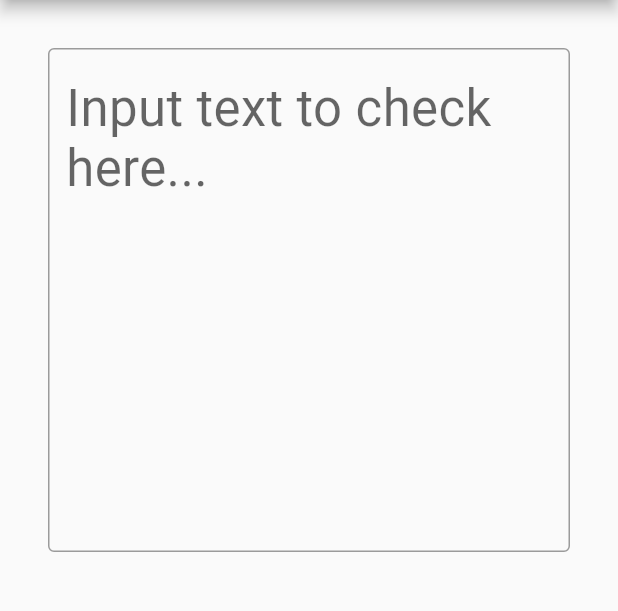
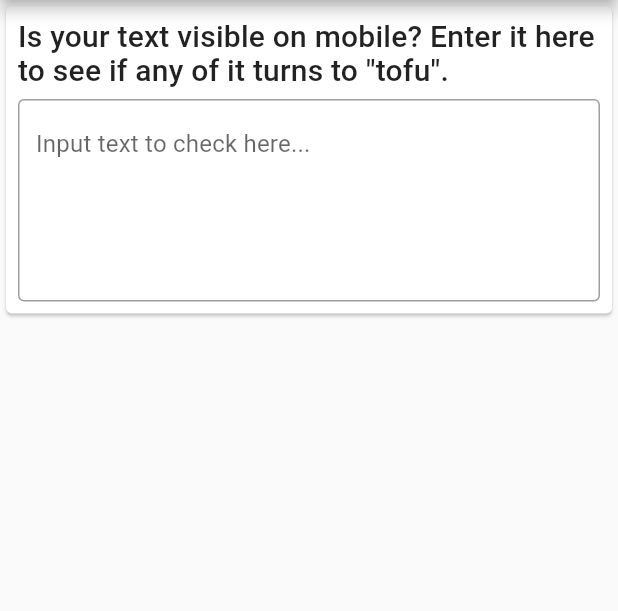
Before and after one commit to amake/isittofu, a Flutter app: the screen it shows after launch, on a phone screen of 412 x 824 dp, the part 84-695 px from its top. Run offline on Flutter 3.47's test engine with Material 2 defaults, Android fonts, the phone set to English and light mode, and no system bars; missing offline and left inert: bloom_filter.

Commit message:
Move to card-based design

```diff
--- a/lib/text_analysis_page.dart
+++ b/lib/text_analysis_page.dart
@@ -40,43 +40,90 @@ class _TextAnalysisPageState extends State<TextAnalysisPage> {
       body: Center(
         child: Container(
           constraints: const BoxConstraints(maxWidth: 800),
-          padding: const EdgeInsets.all(32),
+          child: ListView(
+            children: <Widget>[
+              Card(
+                child: Padding(
+                  padding: const EdgeInsets.all(8),
                   child: Column(
-            mainAxisAlignment: MainAxisAlignment.center,
+                    crossAxisAlignment: CrossAxisAlignment.start,
                     children: <Widget>[
-              Expanded(
-                child: TextField(
+                      Text(
+                        'Is your text visible on mobile? Enter it here to see if any of it turns to "tofu".',
+                        style: Theme.of(context).textTheme.title,
+                      ),
+                      const SizedBox(height: 8),
+                      TextField(
                         decoration: const InputDecoration(
                           border: OutlineInputBorder(),
                           hintText: 'Input text to check here...',
                         ),
-                  maxLines: 50,
-                  minLines: 20,
+                        maxLines: 10,
+                        minLines: 5,
                         controller: _controller,
-                  style: Theme.of(context).textTheme.display1,
                         // This doesn't work right in Flutter Web: on mobile the
                         // keyboard won't show up, but the field has focus and can't
                         // be refocused so you can't force it to appear either.
                         //autofocus: true,
                       ),
+                    ],
                   ),
-              const SizedBox(height: 32),
+                ),
+              ),
+              //const SizedBox(height: 32),
               if (!_analysis.isEmpty) ...[
+                Card(
+                  child: Padding(
+                    padding: const EdgeInsets.all(8),
+                    child: Column(
+                      crossAxisAlignment: CrossAxisAlignment.start,
+                      children: <Widget>[
+                        Text(
+                          'Overall Compatibility',
+                          style: Theme.of(context).textTheme.title,
+                        ),
+                        const SizedBox(height: 8),
                         Row(
                           children: <Widget>[
+                            Expanded(
+                              child: Row(
+                                children: <Widget>[
                                   const Icon(Icons.android),
-                    const SizedBox(width: 16),
+                                  const SizedBox(width: 8),
                                   Text(_analysis.androidSupportString),
-                    const Spacer(),
+                                ],
+                              ),
+                            ),
+                            Expanded(
+                              child: Row(
+                                children: <Widget>[
                                   const Icon(Icons.phone_iphone),
-                    const SizedBox(width: 16),
+                                  const SizedBox(width: 8),
                                   Text(_analysis.iosSupportString)
                                 ],
                               ),
-                const SizedBox(height: 32),
+                            ),
                           ],
-              Expanded(
-                child: ListView.separated(
+                        ),
+                      ],
+                    ),
+                  ),
+                ),
+                Card(
+                  child: Column(
+                    crossAxisAlignment: CrossAxisAlignment.start,
+                    children: <Widget>[
+                      Padding(
+                        padding: const EdgeInsets.all(8),
+                        child: Text(
+                          'Character Breakdown',
+                          style: Theme.of(context).textTheme.title,
+                        ),
+                      ),
+                      const SizedBox(height: 8),
+                      ListView.separated(
+                        shrinkWrap: true,
+                        physics: const NeverScrollableScrollPhysics(),
                         itemCount: _analysis.uniqueCodePoints.length,
                         separatorBuilder: (context, i) => const Divider(),
                         itemBuilder: (context, i) => _CodePointTile(
@@ -84,7 +131,10 @@ class _TextAnalysisPageState extends State<TextAnalysisPage> {
                           key: ValueKey(i),
                         ),
                       ),
+                    ],
                   ),
+                ),
+              ]
             ],
           ),
         ),
@@ -130,15 +180,19 @@ class _PlatformSupport extends StatelessWidget {
   final String ios;
   @override
   Widget build(BuildContext context) {
-    return Column(
+    final iconTheme = IconTheme.of(context);
+    return Theme(
+      data: Theme.of(context)
+          .copyWith(iconTheme: iconTheme.copyWith(size: iconTheme.size * 0.75)),
+      child: Column(
         crossAxisAlignment: CrossAxisAlignment.start,
         children: <Widget>[
           Row(
             mainAxisSize: MainAxisSize.min,
             children: <Widget>[
               const Icon(Icons.android),
-            const SizedBox(width: 16),
-            Text(android),
+              const SizedBox(width: 8),
+              Text(android, style: Theme.of(context).textTheme.overline),
             ],
           ),
           const SizedBox(height: 8),
@@ -146,11 +200,12 @@ class _PlatformSupport extends StatelessWidget {
             mainAxisSize: MainAxisSize.min,
             children: <Widget>[
               const Icon(Icons.phone_iphone),
-            const SizedBox(width: 16),
-            Text(ios),
+              const SizedBox(width: 8),
+              Text(ios, style: Theme.of(context).textTheme.overline),
             ],
           ),
         ],
+      ),
     );
   }
 }
```
Lines whose indentation alone changed are shown as unchanged.
